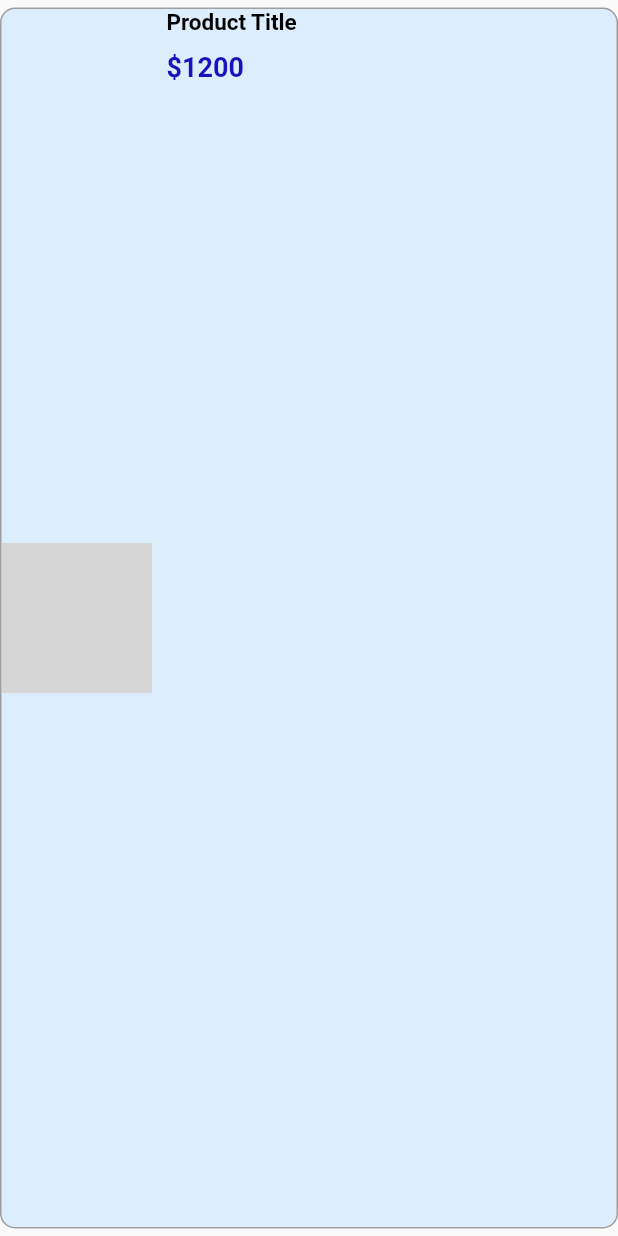
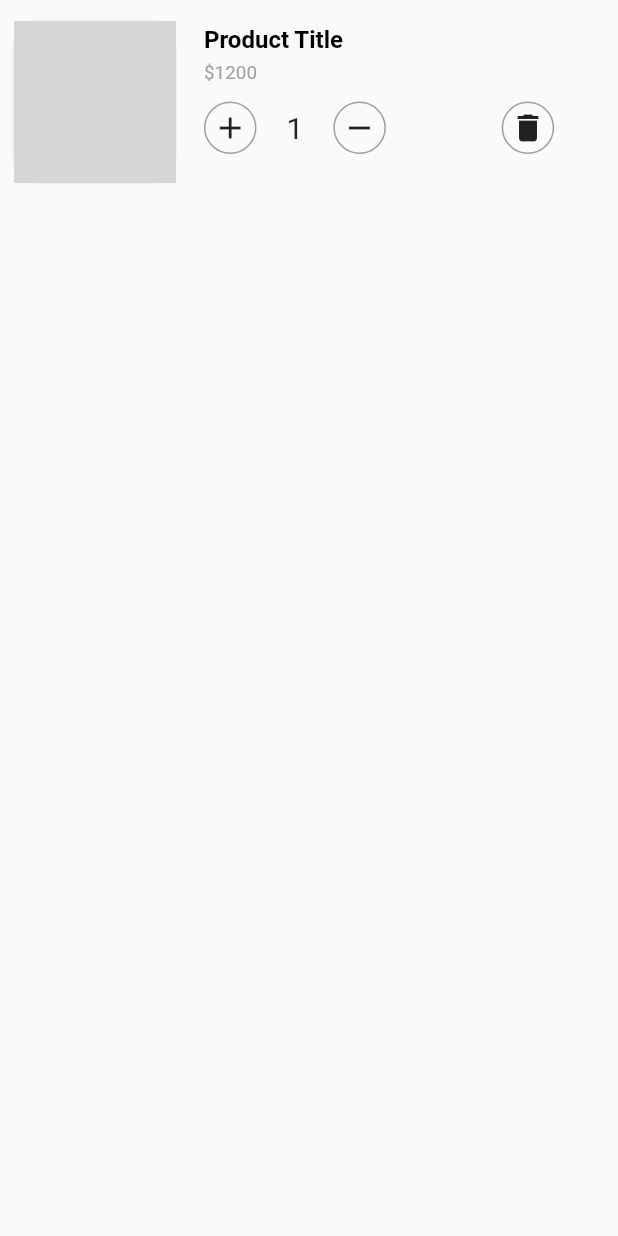
Before and after one commit to DeveloperMalay/myshopapp, a Flutter app: the CartCard widget shown alone on an empty page, opened directly, on a phone screen of 412 x 824 dp. Run offline on Flutter 3.47's test engine with Material 2 defaults, Android fonts, the phone set to English and light mode, and no system bars; our stand-ins replace auto_route, cached_network_image, dio, flutter_cache_manager, flutter_hooks, flutter_screenutil and 4 more; generated files the repository leaves out were written again; network calls fail; grey boxes are pictures that could not be loaded.

Commit message:
creating login screen and update cart screen

```diff
--- a/lib/core/router/router.dart
+++ b/lib/core/router/router.dart
@@ -7,8 +7,12 @@ class AppRouter extends $AppRouter {
   final List<AutoRoute> routes = [
     CustomRoute(
         path: '/',
+        page: LoginRoute.page,
+        transitionsBuilder: TransitionsBuilders.fadeIn,
+        durationInMilliseconds: 500),
+    CustomRoute(
         page: HomeRoute.page,
-        transitionsBuilder: TransitionsBuilders.fadeIn,
+        transitionsBuilder: TransitionsBuilders.slideRightWithFade,
         durationInMilliseconds: 500),
     CustomRoute(
         page: ProductDetailsRoute.page,
--- a/lib/home/presentation/widget/cart_card.dart
+++ b/lib/home/presentation/widget/cart_card.dart
@@ -1,4 +1,5 @@
 import 'package:flutter/material.dart';
+import 'package:flutter_screenutil/flutter_screenutil.dart';
 
 class CartCard extends StatelessWidget {
   const CartCard({super.key});
@@ -8,37 +9,109 @@ class CartCard extends StatelessWidget {
     return Container(
       margin: const EdgeInsets.symmetric(vertical: 5),
       decoration: BoxDecoration(
-          color: const Color.fromARGB(255, 220, 238, 253),
-          border: Border.all(color: Colors.grey),
+          // color: const Color.fromARGB(255, 213, 236, 255),
+          // border: Border.all(color: const Color.fromARGB(255, 231, 244, 255)),
           borderRadius: BorderRadius.circular(10)),
       child: Row(
+        crossAxisAlignment: CrossAxisAlignment.start,
         children: [
-          Image.network(
+          Container(
+            margin: const EdgeInsets.all(8),
+            height: 110,
+            width: 110,
+            decoration: BoxDecoration(
+              border: Border.all(
+                color: const Color.fromARGB(255, 240, 240, 240),
+              ),
+              color: const Color.fromARGB(255, 240, 240, 240),
+              borderRadius: BorderRadius.circular(20),
+            ),
+            child: ClipRRect(
+              borderRadius: BorderRadius.circular(7),
+              child: Image.network(
                 'https://images.pexels.com/photos/90946/pexels-photo-90946.jpeg?cs=srgb&dl=pexels-math-90946.jpg&fm=jpg',
-            width: 100,
                 fit: BoxFit.cover,
               ),
-          const SizedBox(
-            width: 10,
             ),
+          ),
+          const SizedBox(width: 10),
           Column(
             crossAxisAlignment: CrossAxisAlignment.start,
-            children: const [
+            children: [
+              SizedBox(height: 10.h),
+              Column(
+                crossAxisAlignment: CrossAxisAlignment.start,
+                children: [
                   Text('Product Title',
                       style: TextStyle(
                           color: Colors.black,
                           fontWeight: FontWeight.bold,
-                      fontSize: 15)),
-              SizedBox(
-                height: 10,
-              ),
+                          fontSize: 14.r)),
+                  SizedBox(height: 4.h),
                   Text('\$1200',
-                  style: TextStyle(
-                      color: Color.fromARGB(255, 29, 17, 187),
-                      fontWeight: FontWeight.bold,
-                      fontSize: 18)),
+                      style: TextStyle(color: Colors.grey, fontSize: 11.r)),
                 ],
               ),
+              SizedBox(height: 10.h),
+              Row(
+                mainAxisAlignment: MainAxisAlignment.spaceAround,
+                children: [
+                  Container(
+                    height: 35,
+                    width: 35,
+                    margin: const EdgeInsets.only(right: 20),
+                    alignment: Alignment.center,
+                    decoration: BoxDecoration(
+                        border: Border.all(color: Colors.grey),
+                        borderRadius: BorderRadius.circular(100)),
+                    child: const Icon(Icons.add),
+                  ),
+                  const Text(
+                    '1',
+                    style: TextStyle(fontSize: 20),
+                  ),
+                  Container(
+                    height: 35,
+                    width: 35,
+                    margin: const EdgeInsets.only(left: 20),
+                    alignment: Alignment.center,
+                    decoration: BoxDecoration(
+                        border: Border.all(color: Colors.grey),
+                        borderRadius: BorderRadius.circular(100)),
+                    child: const Icon(Icons.remove),
+                  ),
+                  SizedBox(
+                    width: 50.w,
+                  ),
+                  Container(
+                    height: 35,
+                    width: 35,
+                    margin: const EdgeInsets.only(left: 20),
+                    alignment: Alignment.center,
+                    decoration: BoxDecoration(
+                        border: Border.all(color: Colors.grey),
+                        borderRadius: BorderRadius.circular(100)),
+                    child: const Icon(Icons.delete),
+                  )
+                ],
+              )
+            ],
+          ),
+
+          // Column(
+          //   children: [
+          //     SizedBox(height: 25.h),
+          //     TextButton(
+          //         onPressed: () {},
+          //         child: const Text(
+          //           'Remove',
+          //           style: TextStyle(
+          //             color: Colors.black,
+          //             decoration: TextDecoration.underline,
+          //           ),
+          //         )),
+          //   ],
+          // )
         ],
       ),
     );
--- a/lib/home/presentation/widget/product_card.dart
+++ b/lib/home/presentation/widget/product_card.dart
@@ -65,7 +65,8 @@ class ProductCardWidget extends HookConsumerWidget {
             children: [
               Text('\$$price',
                   style: const TextStyle(
-                      color: Color.fromARGB(255, 29, 17, 187),
+                    color: Colors.blue,
+                      // color: Color.fromARGB(255, 29, 17, 187),
                       fontWeight: FontWeight.bold,
                       fontSize: 18)),
               Row(
--- a/pubspec.yaml
+++ b/pubspec.yaml
@@ -48,6 +48,8 @@ dependencies:
   flutter_cache_manager: ^3.3.0
   flutter_screenutil: ^5.7.0
   auto_route: ^6.0.5
+  fluttertoast: ^8.2.1
+  lottie: ^2.3.2
 
 dev_dependencies:
   flutter_test:
@@ -79,8 +81,8 @@ flutter:
   uses-material-design: true
 
   # To add assets to your application, add an assets section, like this:
-  # assets:
-  #   - images/a_dot_burr.jpeg
+  assets:
+    - assets/login.json
   #   - images/a_dot_ham.jpeg
 
   # An image asset can refer to one or more resolution-specific "variants", see
```
Also changed, not shown: assets/login.json (added, +1 -0 lines), lib/authentication/presentation/login.dart (added, +152 -0 lines), lib/authentication/presentation/widgets/glowing_button.dart (added, +73 -0 lines), lib/core/helper/validator.dart (added, +12 -0 lines), lib/home/presentation/home_page.dart (+14 -6 lines), lib/home/presentation/product_details_page.dart (+39 -19 lines), lib/core/router/router.gr.dart, pubspec.lock. Lines whose indentation alone changed are shown as unchanged.
